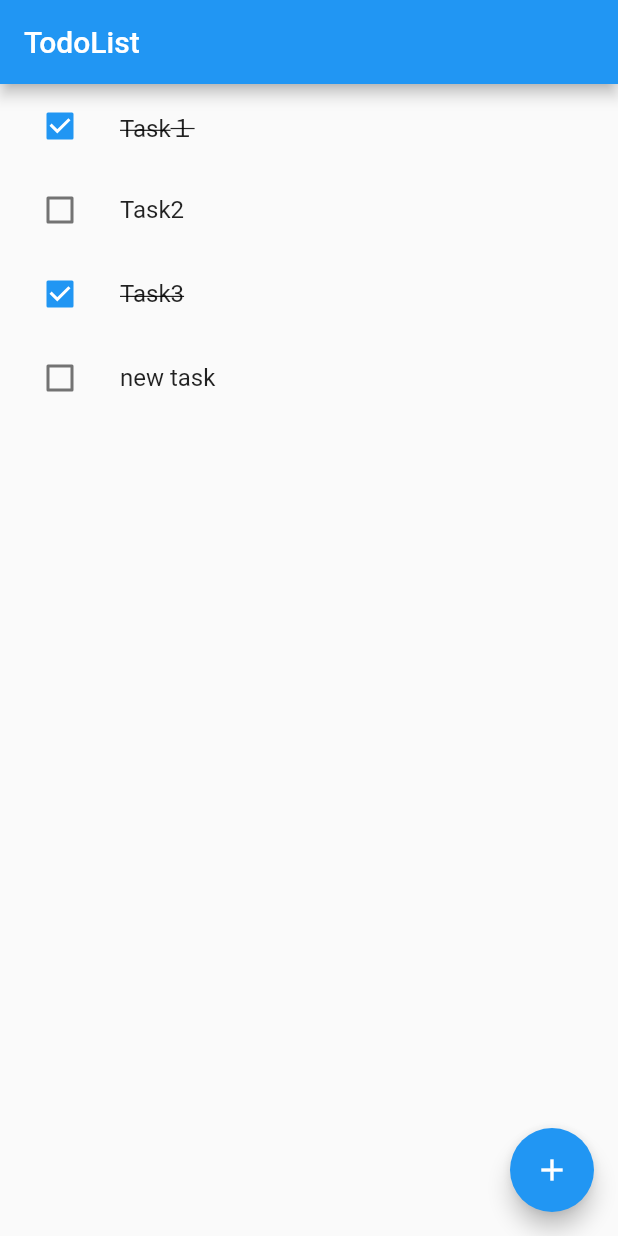
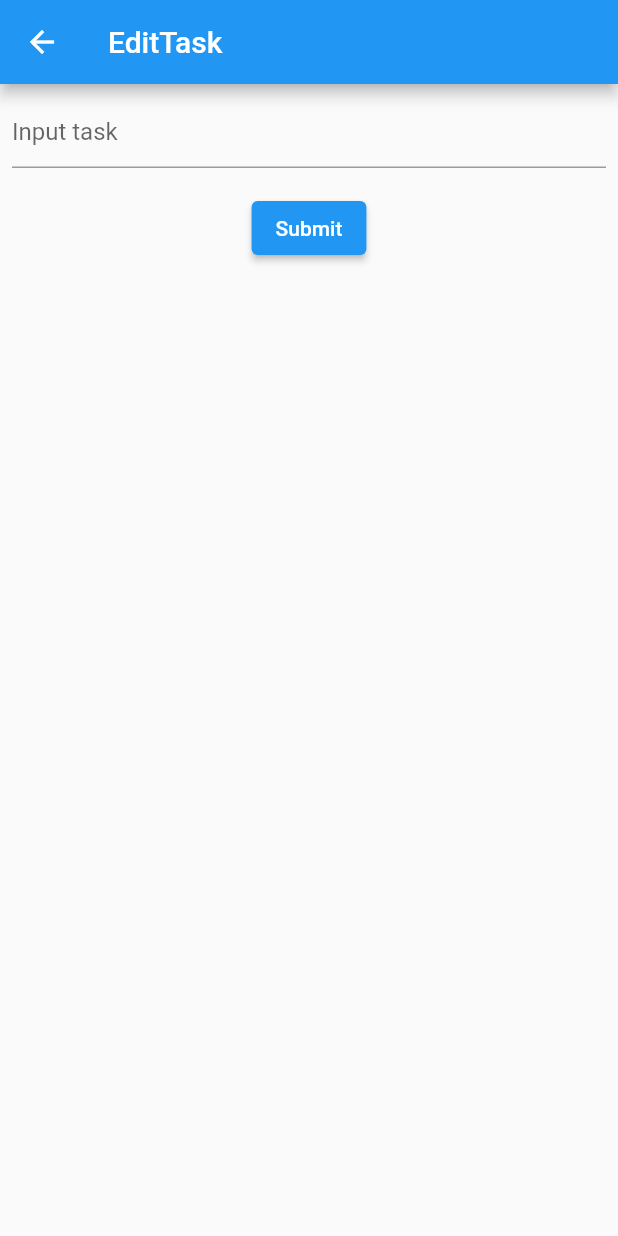
Before and after one commit to ikoba0911/todo_app_flutter, a Flutter app: the screen it shows after launch, after a tap on the "add" icon, on a phone screen of 412 x 824 dp. Run offline on Flutter 3.47's test engine with Material 2 defaults, Android fonts, the phone set to English and light mode, and no system bars; drawn by our look-alikes of flutter_slidable; our stand-ins replace rxdart.

Commit message:
add edit page base

```diff
--- /dev/null
+++ b/lib/features/edit_page/edit_bloc.dart
@@ -0,0 +1,31 @@
+import 'package:flutter/material.dart';
+import 'package:rxdart/rxdart.dart';
+
+class EditBloc {
+  // MARK: Output
+  TextEditingController taskController = TextEditingController();
+
+  // MARK: Input
+  final _submitSubject = PublishSubject<void>();
+  final _taskTitleSubject = PublishSubject<String>();
+
+  void submit() {
+    _submitSubject.sink;
+  }
+
+  void editTask(String task) {
+    _taskTitleSubject.sink.add(task);
+  }
+
+  EditBloc() {
+    // data binding
+    _bind();
+  }
+
+  void _bind() {}
+
+  dispose() {
+    _submitSubject.close();
+    _taskTitleSubject.close();
+  }
+}
--- /dev/null
+++ b/lib/features/edit_page/edit_page.dart
@@ -0,0 +1,40 @@
+import 'package:flutter/material.dart';
+import 'package:todo_app_flutter/features/edit_page/edit_bloc.dart';
+
+class EditPage extends StatelessWidget {
+  final _bloc = EditBloc();
+
+  EditPage({Key? key}) : super(key: key);
+
+  @override
+  Widget build(BuildContext context) {
+    return Scaffold(
+      appBar: AppBar(
+        title: const Text("EditTask"),
+      ),
+      body: Center(
+        child: Padding(
+          padding: const EdgeInsets.all(8.0),
+          child: Column(
+            children: [
+              TextField(
+                controller: _bloc.taskController,
+                decoration: const InputDecoration(
+                  hintText: 'Input task',
+                ),
+                onChanged: (text) {},
+              ),
+              const SizedBox(
+                height: 16,
+              ),
+              ElevatedButton(
+                onPressed: () {},
+                child: const Text('Submit'),
+              )
+            ],
+          ),
+        ),
+      ),
+    );
+  }
+}
--- a/lib/features/home_page/home_bloc.dart
+++ b/lib/features/home_page/home_bloc.dart
@@ -77,5 +77,9 @@ class HomeBloc {
   dispose() {
     _todoFetcher.close();
     listDataSource.close();
+    _updateCheckSubject.close();
+    _addTaskSubject.close();
+    _deleteTaskSubject.close();
+    _editTaskSubject.close();
   }
 }
--- a/lib/features/home_page/home_page.dart
+++ b/lib/features/home_page/home_page.dart
@@ -1,5 +1,5 @@
 import 'package:flutter/material.dart';
-import '../../enum/task_state.dart';
+import 'package:todo_app_flutter/features/edit_page/edit_page.dart';
 import '../../model/todo.dart';
 import 'home_bloc.dart';
 import 'widget/todo_list.dart';
@@ -38,8 +38,13 @@ class HomePage extends StatelessWidget {
         },
       ),
       floatingActionButton: FloatingActionButton(
-        onPressed: () {
-          _bloc.addTask(Todo(999, 'new task', TaskState.todo));
+        onPressed: () async {
+          await Navigator.push(
+            context,
+            MaterialPageRoute(
+              builder: (context) => EditPage(),
+            ),
+          );
         },
         child: const Icon(Icons.add),
       ),
```
